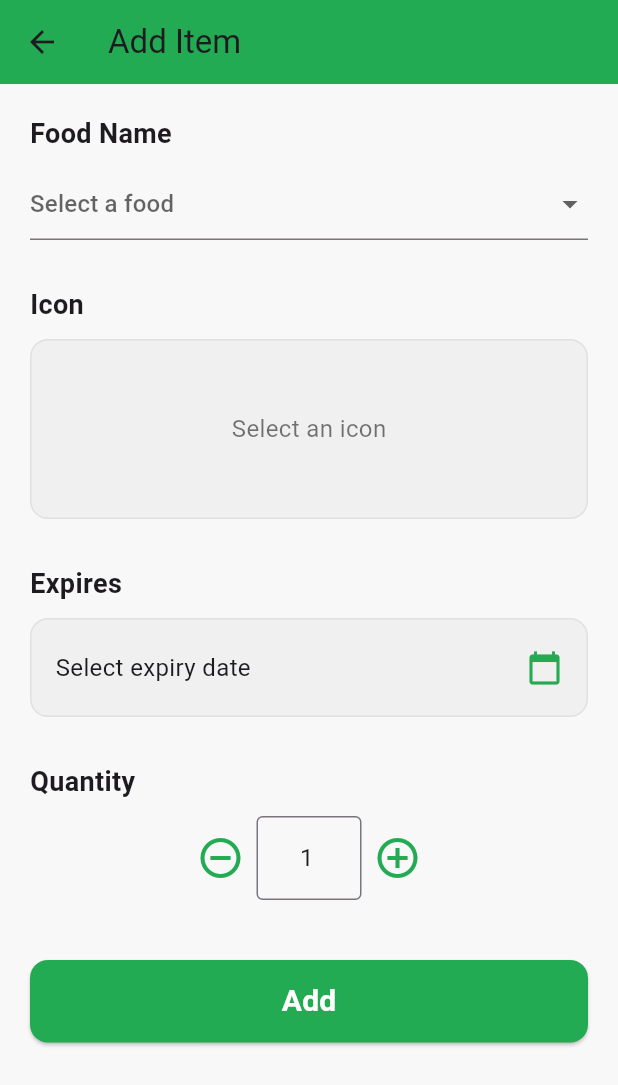
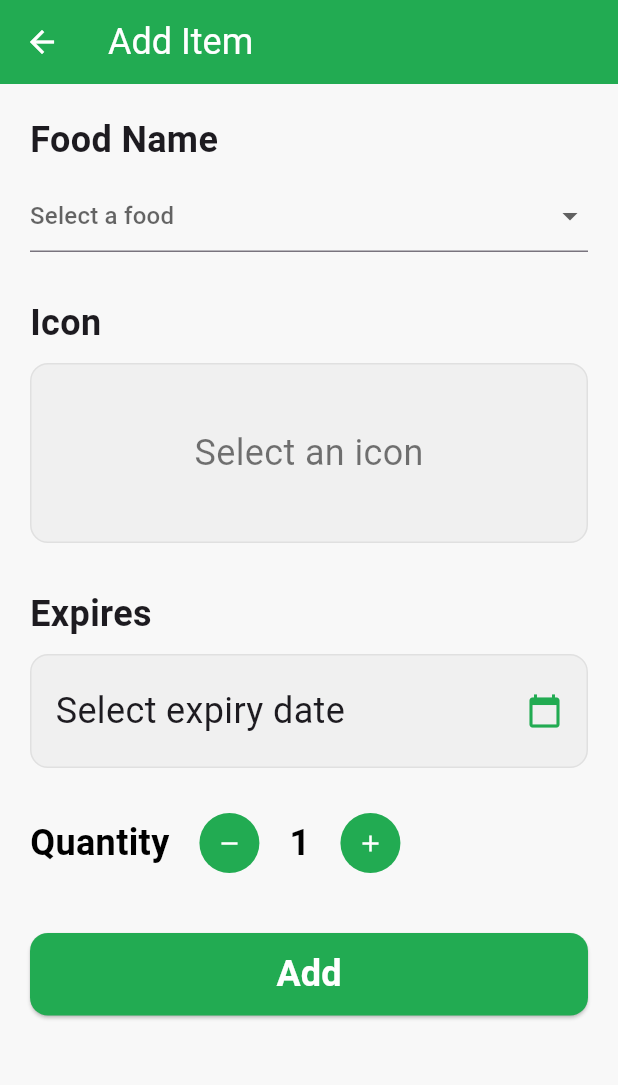
Before and after one commit to EECS3311F25/fridge_finder, a Flutter app: the screen it shows after launch, after a tap on the "add" icon, on a phone screen of 412 x 824 dp. Shown: the top 1085 px of the screen. Run offline on Flutter 3.47's test engine with Material 3 defaults, Android fonts, the phone set to English and light mode, and no system bars; our stand-ins replace sqflite; accounts and stored records are empty.

Commit message:
UI is the same across all views

```diff
--- a/lib/views/add_item_view.dart
+++ b/lib/views/add_item_view.dart
@@ -132,8 +132,12 @@ class _AddItemViewState extends State<AddItemView> {
   Widget build(BuildContext context) {
     return Scaffold(
       appBar: AppBar(
-        title: const Text('Add Item'),
+        title: const Text(
+          'Add Item',
+          style: TextStyle(color: Colors.white, fontSize: 24),
+        ),
         backgroundColor: const Color.fromRGBO(34, 171, 82, 1),
+        iconTheme: const IconThemeData(color: Colors.white),
       ),
       backgroundColor: const Color.fromRGBO(248, 248, 248, 1),
       body: SingleChildScrollView(
@@ -144,7 +148,7 @@ class _AddItemViewState extends State<AddItemView> {
             // ====== FOOD NAME ======
             const Text(
               'Food Name',
-              style: TextStyle(fontSize: 18, fontWeight: FontWeight.bold),
+              style: TextStyle(fontSize: 24, fontWeight: FontWeight.bold),
             ),
             const SizedBox(height: 10),
 
@@ -166,7 +170,7 @@ class _AddItemViewState extends State<AddItemView> {
             // ====== ICON SELECTOR ======
             const Text(
               'Icon',
-              style: TextStyle(fontSize: 18, fontWeight: FontWeight.bold),
+              style: TextStyle(fontSize: 24, fontWeight: FontWeight.bold),
             ),
             const SizedBox(height: 10),
 
@@ -184,7 +188,7 @@ class _AddItemViewState extends State<AddItemView> {
                     ? const Center(
                         child: Text(
                           'Select an icon',
-                          style: TextStyle(color: Colors.black54, fontSize: 16),
+                          style: TextStyle(color: Colors.black54, fontSize: 24),
                         ),
                       )
                     : ClipRRect(
@@ -199,7 +203,7 @@ class _AddItemViewState extends State<AddItemView> {
             // ====== EXPIRY DATE ======
             const Text(
               'Expires',
-              style: TextStyle(fontSize: 18, fontWeight: FontWeight.bold),
+              style: TextStyle(fontSize: 24, fontWeight: FontWeight.bold),
             ),
             const SizedBox(height: 10),
 
@@ -223,7 +227,7 @@ class _AddItemViewState extends State<AddItemView> {
                       _expiryDate == null
                           ? 'Select expiry date'
                           : '${_expiryDate!.day}/${_expiryDate!.month}/${_expiryDate!.year}',
-                      style: const TextStyle(fontSize: 16),
+                      style: const TextStyle(fontSize: 24),
                     ),
                     const Icon(
                       Icons.calendar_today,
@@ -237,47 +241,68 @@ class _AddItemViewState extends State<AddItemView> {
             const SizedBox(height: 30),
 
             // ====== QUANTITY ======
-            const Text(
-              'Quantity',
-              style: TextStyle(fontSize: 18, fontWeight: FontWeight.bold),
-            ),
-            const SizedBox(height: 10),
-
             Row(
-              mainAxisAlignment: MainAxisAlignment.center,
+              //mainAxisAlignment: MainAxisAlignment.center,
               children: [
-                IconButton(
-                  icon: const Icon(Icons.remove_circle_outline),
-                  color: const Color.fromRGBO(34, 171, 82, 1),
-                  iconSize: 32,
-                  onPressed: _decrementQuantity,
-                ),
-                SizedBox(
-                  width: 70,
-                  child: TextField(
-                    textAlign: TextAlign.center,
-                    keyboardType: TextInputType.number,
-                    controller: TextEditingController(
-                      text: _addFoodQuantity.toString(),
-                    ),
-                    onChanged: (value) {
-                      final parsed = int.tryParse(value);
-                      if (parsed != null && parsed > 0) {
-                        setState(() {
-                          _addFoodQuantity = parsed;
-                        });
-                      }
-                    },
-                    decoration: const InputDecoration(
-                      border: OutlineInputBorder(),
-                    ),
+                // Quantity Text
+                const Text(
+                  'Quantity',
+                  style: TextStyle(
+                    fontSize: 24,
+                    fontWeight: FontWeight.bold,
+                    color: Colors.black,
                   ),
                 ),
-                IconButton(
-                  icon: const Icon(Icons.add_circle_outline),
-                  color: const Color.fromRGBO(34, 171, 82, 1),
-                  iconSize: 32,
-                  onPressed: _incrementQuantity,
+
+                const SizedBox(width: 20),
+
+                // - X + Buttons ======================================
+                Row(
+                  children: [
+                    // - Button
+                    CircleAvatar(
+                      backgroundColor: const Color.fromRGBO(34, 171, 82, 1),
+                      radius: 20,
+                      child: IconButton(
+                        onPressed: _decrementQuantity,
+                        icon: const Icon(
+                          Icons.remove,
+                          color: Colors.white,
+                          size: 18,
+                        ),
+                        padding: EdgeInsets.zero,
+                        enableFeedback: false,
+                      ),
+                    ),
+                    const SizedBox(width: 20),
+
+                    // Quantity Value
+                    Text(
+                      _addFoodQuantity.toString(),
+                      style: const TextStyle(
+                        fontSize: 24,
+                        fontWeight: FontWeight.bold,
+                        color: Colors.black,
+                      ),
+                    ),
+                    const SizedBox(width: 20),
+
+                    // + Button
+                    CircleAvatar(
+                      backgroundColor: const Color.fromRGBO(34, 171, 82, 1),
+                      radius: 20,
+                      child: IconButton(
+                        onPressed: _incrementQuantity,
+                        icon: const Icon(
+                          Icons.add,
+                          color: Colors.white,
+                          size: 18,
+                        ),
+                        padding: EdgeInsets.zero,
+                        enableFeedback: false,
+                      ),
+                    ),
+                  ],
                 ),
               ],
             ),
@@ -313,7 +338,7 @@ class _AddItemViewState extends State<AddItemView> {
                   'Add',
                   style: TextStyle(
                     color: Colors.white,
-                    fontSize: 20,
+                    fontSize: 24,
                     fontWeight: FontWeight.bold,
                   ),
                 ),
--- a/lib/views/home_view.dart
+++ b/lib/views/home_view.dart
@@ -156,9 +156,10 @@ class HomeView extends StatelessWidget {
       ),
 
       // Button (+)
-      floatingActionButton: FloatingActionButton(
+      floatingActionButton: CircleAvatar(
         backgroundColor: const Color.fromRGBO(34, 171, 82, 1),
-        shape: const CircleBorder(),
+        radius: 40,
+        child: IconButton(
           onPressed: () async {
             final newItem = await Navigator.push<Item>(
               context,
@@ -169,7 +170,10 @@ class HomeView extends StatelessWidget {
               onAddItem(newItem);
             }
           },
-        child: const Icon(Icons.add, size: 32, color: Colors.white),
+          icon: const Icon(Icons.add, color: Colors.white, size: 40),
+          padding: EdgeInsets.zero,
+          enableFeedback: false, // Remove sound effect to match
+        ),
       ),
     );
   }
```
Also changed, not shown: lib/views/food_item_view.dart (+47 -58 lines). Lines whose indentation alone changed are shown as unchanged.
